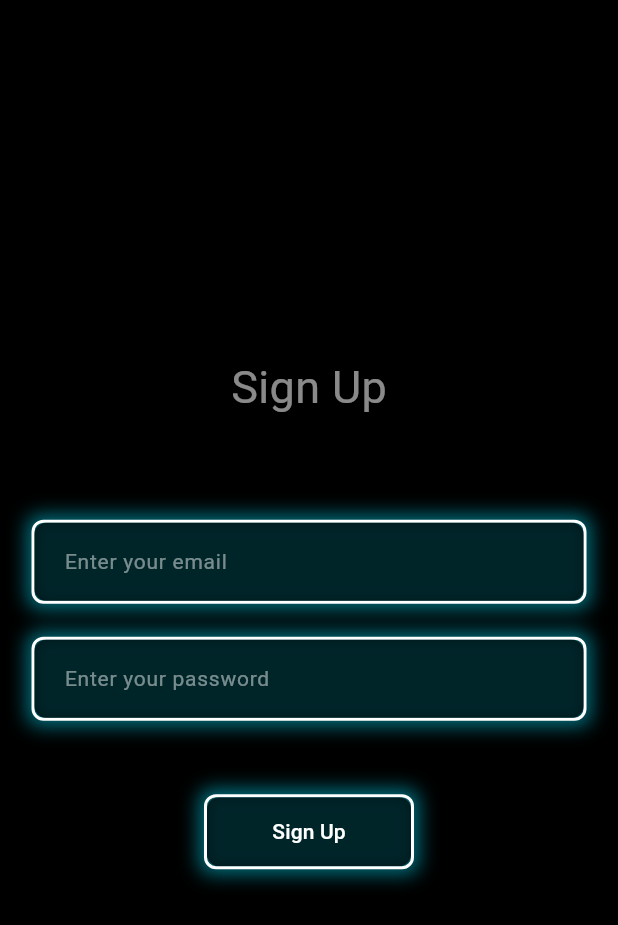
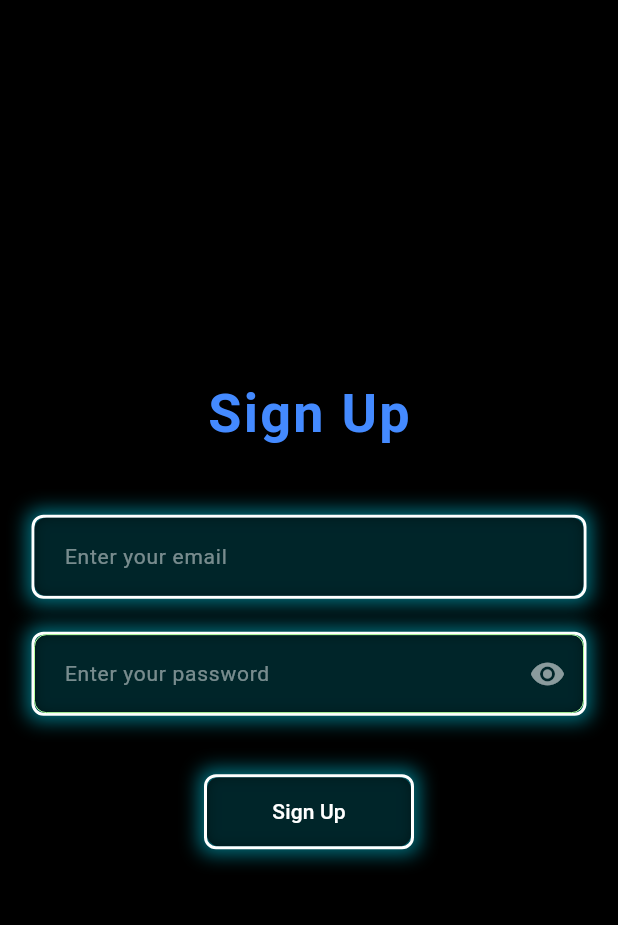
Before and after one commit to amartripathi0/Bi-Gaze, a Flutter app: the EmailPasswordSignup screen opened by its route, on a phone screen of 412 x 824 dp. Shown: the top 925 px of the screen. Run offline on Flutter 3.47's test engine with Material 3 defaults, Android fonts, the phone set to English and light mode, and no system bars; our stand-ins replace animated_background, animated_splash_screen, camera, cloud_firestore, firebase_auth, firebase_core and 9 more; missing offline and left inert: cool_card_swiper, dart_ping, flutter_facebook_auth, flutter_tflite, internet_speed_meter, qr_code_scanner and 1 more; accounts and stored records are empty; network calls fail; project files that could hold a hidden picture were left out.

Commit message:
custom text field widget for password

```diff
--- a/lib/ui/page/login_signup_pages/signup_email_password_screen.dart
+++ b/lib/ui/page/login_signup_pages/signup_email_password_screen.dart
@@ -27,14 +27,21 @@ class _EmailPasswordSignupState extends State<EmailPasswordSignup> {
   @override
   Widget build(BuildContext context) {
     return Scaffold(
-      body: Column(
+      backgroundColor: Colors.black, // Futuristic background color
+      body: Center(
+        child: Column(
           mainAxisAlignment: MainAxisAlignment.center,
           children: [
             const Text(
               "Sign Up",
-            style: TextStyle(fontSize: 30, color: Colors.white54),
+              style: TextStyle(
+                fontSize: 36,
+                color: Colors.blueAccent,
+                fontWeight: FontWeight.bold,
+                letterSpacing: 1.5,
               ),
-          SizedBox(height: MediaQuery.of(context).size.height * 0.08),
+            ),
+            SizedBox(height: MediaQuery.of(context).size.height * 0.05),
             Container(
               margin: const EdgeInsets.symmetric(horizontal: 20),
               child: CustomTextField(
@@ -45,14 +52,19 @@ class _EmailPasswordSignupState extends State<EmailPasswordSignup> {
             const SizedBox(height: 20),
             Container(
               margin: const EdgeInsets.symmetric(horizontal: 20),
-            child: CustomTextField(
+              child: CustomPasswordTextField(
                 controller: passwordController,
                 hintText: 'Enter your password',
+                obscureText: true,
               ),
             ),
-          const SizedBox(height: 40),
-          CustomButton(onTap: signUpUser, text: "Sign Up")
+            const SizedBox(height: 30),
+            CustomButton(
+              onTap: signUpUser,
+              text: "Sign Up",
+            ),
           ],
+        ),
       ),
     );
   }
--- a/lib/widgets/custom_textfield.dart
+++ b/lib/widgets/custom_textfield.dart
@@ -36,7 +36,8 @@ class CustomTextField extends StatelessWidget {
           decoration: InputDecoration(
             border: OutlineInputBorder(
               borderRadius: BorderRadius.circular(8),
-              borderSide: const BorderSide(color: Colors.transparent, width: 0),
+              borderSide:
+                  const BorderSide(color: Color.fromARGB(0, 0, 0, 0), width: 0),
             ),
             enabledBorder: OutlineInputBorder(
               borderRadius: BorderRadius.circular(8),
@@ -60,3 +61,96 @@ class CustomTextField extends StatelessWidget {
     );
   }
 }
+
+class CustomPasswordTextField extends StatefulWidget {
+  final TextEditingController controller;
+  final String hintText;
+  final bool obscureText;
+
+  const CustomPasswordTextField({
+    super.key,
+    required this.controller,
+    required this.hintText,
+    this.obscureText = false,
+  });
+
+  @override
+  _CustomPasswordTextFieldState createState() =>
+      _CustomPasswordTextFieldState();
+}
+
+class _CustomPasswordTextFieldState extends State<CustomPasswordTextField> {
+  late bool _obscureText;
+
+  @override
+  void initState() {
+    super.initState();
+    _obscureText = widget.obscureText;
+  }
+
+  @override
+  Widget build(BuildContext context) {
+    return Padding(
+      padding: const EdgeInsets.all(1.0),
+      child: Container(
+        decoration: BoxDecoration(
+          borderRadius: BorderRadius.circular(8),
+          border: Border.all(
+            color: Colors.white, // White border color
+            width: 2, // Border width
+          ),
+          boxShadow: [
+            BoxShadow(
+              color: Colors.cyan
+                  .withOpacity(0.6), // Cyan shadow color with opacity
+              spreadRadius: 3, // Spreads the shadow to create a glowing effect
+              blurRadius: 10, // Softens the shadow
+            ),
+          ],
+        ),
+        child: TextField(
+          controller: widget.controller,
+          obscureText: _obscureText,
+          style: const TextStyle(color: Colors.white), // White text color
+          decoration: InputDecoration(
+            border: OutlineInputBorder(
+              borderRadius: BorderRadius.circular(8),
+              borderSide: const BorderSide(
+                  color: Color.fromARGB(209, 212, 255, 182), width: 0),
+            ),
+            enabledBorder: OutlineInputBorder(
+              borderRadius: BorderRadius.circular(8),
+              borderSide: const BorderSide(
+                  color: Color.fromARGB(255, 177, 255, 157), width: 0),
+            ),
+            contentPadding:
+                const EdgeInsets.symmetric(horizontal: 16, vertical: 14),
+            filled: true,
+            fillColor: const Color.fromARGB(
+                172, 0, 0, 0), // Semi-transparent background
+            hintText: widget.hintText,
+            hintStyle: const TextStyle(
+              color: Color.fromARGB(
+                  120, 255, 255, 255), // Lighter white for the hint text
+              fontSize: 14,
+              fontWeight: FontWeight.w400,
+            ),
+            suffixIcon: widget.obscureText
+                ? IconButton(
+                    icon: Icon(
+                      _obscureText ? Icons.visibility : Icons.visibility_off,
+                      color: Colors.white54,
+                    ),
+                    onPressed: () {
+                      setState(() {
+                        _obscureText = !_obscureText;
+                      });
+                    },
+                  )
+                : null,
+          ),
+        ),
+      ),
+    );
+  }
+}
```
Lines whose indentation alone changed are shown as unchanged.
